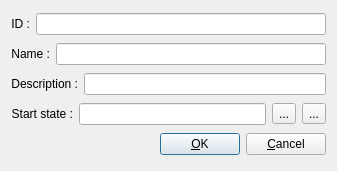
Above: ddocclient/kksgui/ui/kks_life_cycle_form.ui from YuriyRusinov/reper before the change. Below: the same form after it.
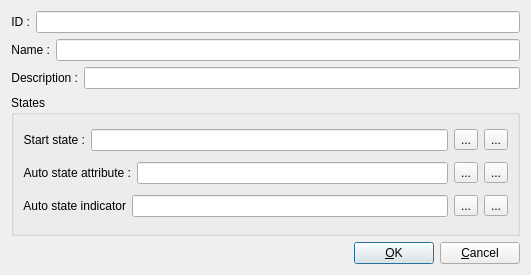
That is the form after the change.

Commit message: LIfe cycle form signals.

Patch:
```diff
--- a/ddocclient/kksgui/ui/kks_life_cycle_form.ui
+++ b/ddocclient/kksgui/ui/kks_life_cycle_form.ui
@@ -6,14 +6,14 @@
    <rect>
     <x>0</x>
     <y>0</y>
-    <width>337</width>
-    <height>171</height>
+    <width>531</width>
+    <height>275</height>
    </rect>
   </property>
   <property name="windowTitle">
    <string>Life Cycle</string>
   </property>
-  <layout class="QGridLayout" name="gridLayout">
+  <layout class="QGridLayout" name="gridLayout_2">
    <item row="0" column="0">
     <layout class="QHBoxLayout" name="hIdLay">
      <item>
@@ -70,6 +70,12 @@
     </layout>
    </item>
    <item row="3" column="0">
+    <widget class="QGroupBox" name="gbState">
+     <property name="title">
+      <string>States</string>
+     </property>
+     <layout class="QGridLayout" name="gridLayout">
+      <item row="0" column="0">
     <layout class="QHBoxLayout" name="hStartStateLay">
      <item>
       <widget class="QLabel" name="lStartState">
@@ -109,6 +115,71 @@
       </widget>
      </item>
     </layout>
+      </item>
+      <item row="1" column="0">
+       <layout class="QHBoxLayout" name="horizontalLayout">
+        <item>
+         <widget class="QLabel" name="lAutoStateAttr">
+          <property name="text">
+           <string>&lt;html&gt;&lt;head/&gt;&lt;body&gt;&lt;p&gt;Auto state attribute :&lt;/p&gt;&lt;/body&gt;&lt;/html&gt;</string>
+          </property>
+          <property name="alignment">
+           <set>Qt::AlignRight|Qt::AlignTrailing|Qt::AlignVCenter</set>
+          </property>
+         </widget>
+        </item>
+        <item>
+         <widget class="QLineEdit" name="lEAutoStateAttribute"/>
+        </item>
+        <item>
+         <widget class="QToolButton" name="tbAutoStateAttribute">
+          <property name="text">
+           <string>...</string>
+          </property>
+         </widget>
+        </item>
+        <item>
+         <widget class="QToolButton" name="tbClearAutoStateAttribute">
+          <property name="text">
+           <string>...</string>
+          </property>
+         </widget>
+        </item>
+       </layout>
+      </item>
+      <item row="2" column="0">
+       <layout class="QHBoxLayout" name="horizontalLayout_2">
+        <item>
+         <widget class="QLabel" name="lAutoStateInd">
+          <property name="text">
+           <string>&lt;html&gt;&lt;head/&gt;&lt;body&gt;&lt;p&gt;Auto state indicator&lt;/p&gt;&lt;/body&gt;&lt;/html&gt;</string>
+          </property>
+          <property name="alignment">
+           <set>Qt::AlignRight|Qt::AlignTrailing|Qt::AlignVCenter</set>
+          </property>
+         </widget>
+        </item>
+        <item>
+         <widget class="QLineEdit" name="lEAutoStateIndicator"/>
+        </item>
+        <item>
+         <widget class="QToolButton" name="tbStateInd">
+          <property name="text">
+           <string>...</string>
+          </property>
+         </widget>
+        </item>
+        <item>
+         <widget class="QToolButton" name="tbClearStateInd">
+          <property name="text">
+           <string>...</string>
+          </property>
+         </widget>
+        </item>
+       </layout>
+      </item>
+     </layout>
+    </widget>
    </item>
    <item row="4" column="0">
     <layout class="QHBoxLayout" name="hButtonslLayout">
```
Lines whose indentation alone changed are shown as unchanged. The commit also changes 5 other files.
